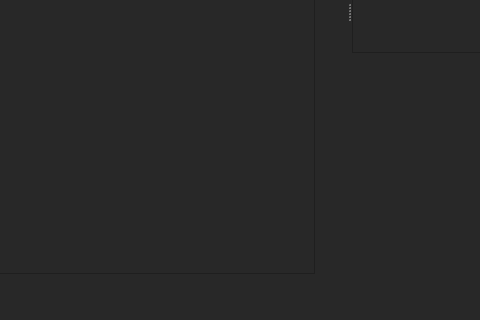
Old version of the form mainwindow.ui in the repository slip-slap/graphical_model; both pictures show x 336 to 816 and y 325 to 645 of the 816 by 645 pixel window.
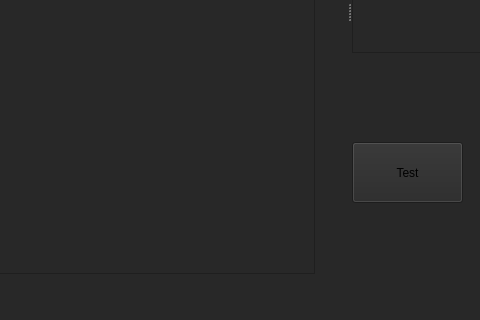
New version of the form. Icons and pictures are not drawn. Custom widgets are drawn as their Qt base class.

```diff
--- a/mainwindow.ui
+++ b/mainwindow.ui
@@ -126,6 +126,19 @@
       </rect>
      </property>
     </widget>
+    <widget class="QPushButton" name="pushButton">
+     <property name="geometry">
+      <rect>
+       <x>0</x>
+       <y>400</y>
+       <width>111</width>
+       <height>61</height>
+      </rect>
+     </property>
+     <property name="text">
+      <string>Test</string>
+     </property>
+    </widget>
    </widget>
   </widget>
   <action name="actionUndo">
```
